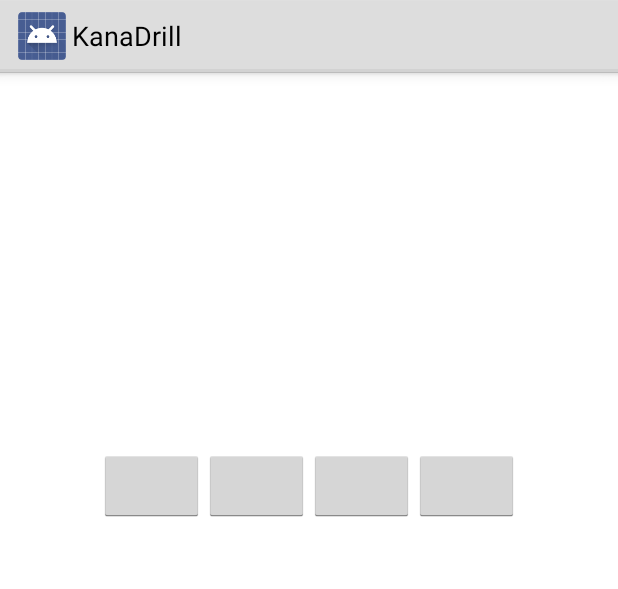
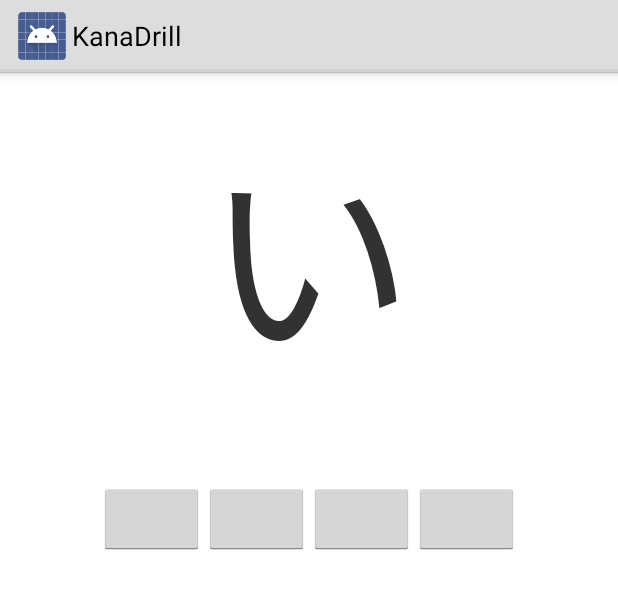
Before and after one commit to RodrigoDavy/Kana-Drill-Plus, an Android app: the layout activity_game.xml on its own in the app's theme, with its tools: preview values and no code run, on a phone screen of 412 x 824 dp. Shown: the top 589 px of the screen. Run offline under Robolectric (Android 15) with nearby library versions, the light colour scheme and no system bars.

Commit message:
Some visual adjustments

```diff
--- a/app/src/main/res/layout/activity_game.xml
+++ b/app/src/main/res/layout/activity_game.xml
@@ -1,30 +1,25 @@
 <?xml version="1.0" encoding="utf-8"?>
-<RelativeLayout xmlns:android="http://schemas.android.com/apk/res/android"
-android:layout_width="match_parent"
-android:layout_height="match_parent"
-android:paddingBottom="@dimen/activity_vertical_margin"
-android:paddingLeft="@dimen/activity_horizontal_margin"
-android:paddingRight="@dimen/activity_horizontal_margin"
-android:paddingTop="@dimen/activity_vertical_margin"
-android:orientation="vertical">
+<LinearLayout xmlns:android="http://schemas.android.com/apk/res/android"
+    xmlns:tools="http://schemas.android.com/tools"
+    android:layout_width="match_parent"
+    android:layout_height="match_parent"
+    android:padding="@dimen/activity_horizontal_margin"
+    android:gravity="center_horizontal"
+    android:orientation="vertical">
 
 <TextView
     android:id="@+id/gameText"
     android:layout_width="wrap_content"
     android:layout_height="wrap_content"
-    android:layout_alignParentTop="true"
-    android:layout_centerHorizontal="true"
     android:text=""
+    tools:text="い"
     android:textSize="140sp"
-    android:clickable="true"
     android:onClick="onClickGameText"/>
 
 <LinearLayout
     android:layout_width="wrap_content"
     android:layout_height="wrap_content"
-    android:layout_centerHorizontal="true"
     android:orientation="horizontal"
-    android:layout_below="@id/gameText"
     android:paddingTop="50dp">
 
     <Button
@@ -57,4 +52,4 @@ android:orientation="vertical">
 
 </LinearLayout>
 
-</RelativeLayout>
+</LinearLayout>
--- a/app/src/main/res/layout/activity_training.xml
+++ b/app/src/main/res/layout/activity_training.xml
@@ -4,7 +4,7 @@
     android:layout_height="match_parent"
     xmlns:tools="http://schemas.android.com/tools"
     android:padding="@dimen/activity_horizontal_margin"
-    android:gravity="center"
+    android:gravity="center_horizontal"
     android:orientation="vertical">
 
     <TextView
```
